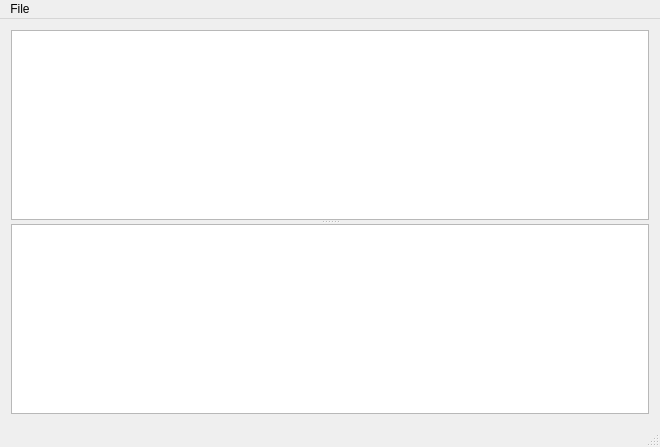
First picture: the form in mainwindow.ui, repository labyrinthofdreams/csv-template-ui, before the edit.
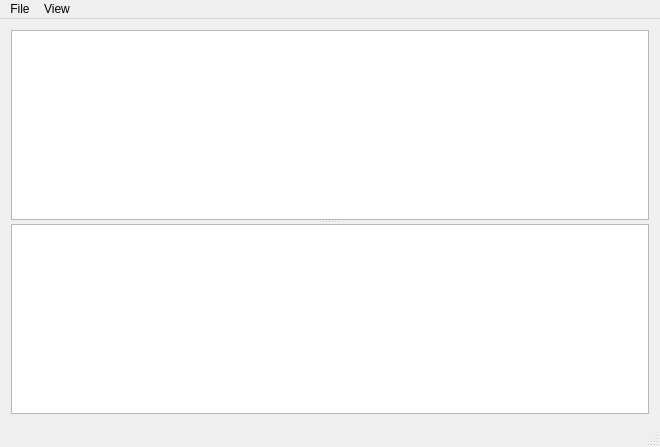
Second picture: the form after the edit.

Commit message: Add multi-range support so that any rows can be selected

Patch:
```diff
--- a/mainwindow.ui
+++ b/mainwindow.ui
@@ -48,7 +48,14 @@
     </property>
     <addaction name="actionOpen"/>
    </widget>
+   <widget class="QMenu" name="menuView">
+    <property name="title">
+     <string>View</string>
+    </property>
+    <addaction name="actionMappings"/>
+   </widget>
    <addaction name="menuFile"/>
+   <addaction name="menuView"/>
   </widget>
   <widget class="QStatusBar" name="statusBar"/>
   <action name="actionOpen">
```
Left out of the diff: 5 changed lines with no effect on the pictures. The commit also changes 2 other files.
